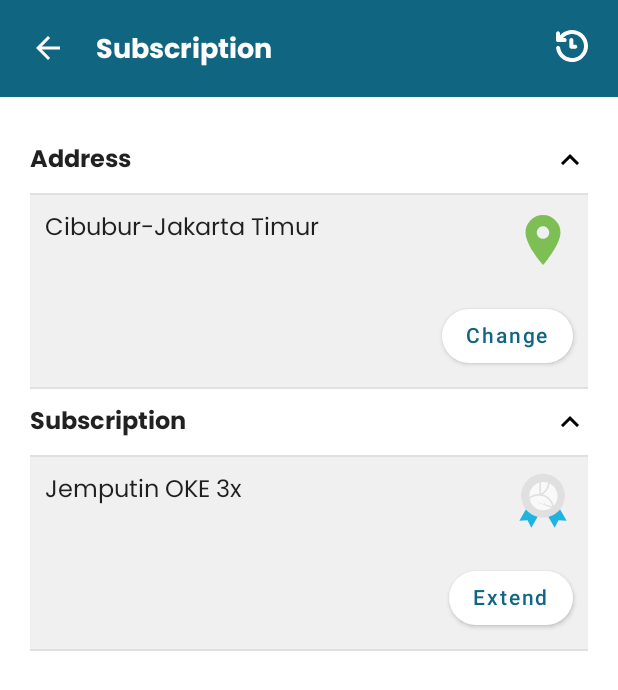
After one commit to Lopniv/Kibumi-JetpackCompose, an Android app built with Jetpack Compose: the composable AddressScreen shown on its own in the app's theme, on a phone screen of 412 x 824 dp. The commit adds this screen. Shown: the top 690 px of the screen. Run offline under Robolectric (Android 15) with nearby library versions, the phone set to English and light mode, and no system bars; our stand-ins replace accompanist.

Commit message:
Update screen address, profile

```diff
--- /dev/null
+++ b/app/src/main/java/com/compose/kibumi/feature/presentation/address/AddressScreen.kt
@@ -0,0 +1,103 @@
+package com.compose.kibumi.feature.presentation.address
+
+import androidx.compose.foundation.Image
+import androidx.compose.foundation.background
+import androidx.compose.foundation.layout.*
+import androidx.compose.foundation.shape.RoundedCornerShape
+import androidx.compose.material.Button
+import androidx.compose.material.ButtonDefaults
+import androidx.compose.material.Divider
+import androidx.compose.material.Text
+import androidx.compose.runtime.Composable
+import androidx.compose.ui.Alignment
+import androidx.compose.ui.Modifier
+import androidx.compose.ui.draw.clip
+import androidx.compose.ui.draw.rotate
+import androidx.compose.ui.graphics.Color
+import androidx.compose.ui.graphics.ColorFilter
+import androidx.compose.ui.res.painterResource
+import androidx.compose.ui.text.font.FontWeight
+import androidx.compose.ui.unit.dp
+import androidx.navigation.NavController
+import com.compose.kibumi.R
+import com.compose.kibumi.feature.presentation.util.TopAppBarGeneral
+import com.compose.kibumi.ui.theme.LocalFontSize
+import com.compose.kibumi.ui.theme.LocalSpacing
+import com.compose.kibumi.ui.theme.THEME_PRIMARY_NORMAL
+import com.compose.kibumi.ui.theme.THEME_TERTIARY_LIGHT
+
+@Composable
+fun AddressScreen(navController: NavController)
+{
+    Column(
+        modifier = Modifier
+            .fillMaxSize()
+    ) {
+        TopAppBarGeneral(
+            navController = navController,
+            stringTitle = "Subscription",
+            includedIconRight = true,
+            iconRight = R.drawable.icon_history)
+        {
+
+        }
+        Spacer(modifier = Modifier.height(LocalSpacing.current.MEDIUM))
+        ItemAddress("Address", "Cibubur-Jakarta Timur", R.drawable.icon_location, "Change")
+        ItemAddress("Subscription", "Jemputin OKE 3x", R.drawable.icon_silver, "Extend")
+    }
+}
+
+@Composable
+fun ItemAddress(
+    title: String,
+    value: String,
+    image: Int,
+    textButton: String)
+{
+    Row(
+        modifier = Modifier
+            .fillMaxWidth()
+            .padding(horizontal = LocalSpacing.current.MEDIUM, vertical = LocalSpacing.current.LITTLE),
+        horizontalArrangement = Arrangement.SpaceBetween
+    ) {
+        Text(text = title, fontWeight = FontWeight.Bold, fontSize = LocalFontSize.current.MEDIUM)
+        Image(
+            modifier = Modifier.rotate(270F),
+            painter = painterResource(id = R.drawable.icon_keyboard_right),
+            contentDescription = "arrow",
+            colorFilter = ColorFilter.tint(Color.Black))
+    }
+    Divider(Modifier.padding(horizontal = LocalSpacing.current.MEDIUM))
+    Column(
+        modifier = Modifier
+            .fillMaxWidth()
+            .padding(horizontal = LocalSpacing.current.MEDIUM)
+            .background(THEME_TERTIARY_LIGHT),
+        horizontalAlignment = Alignment.End
+    ) {
+        Row(
+            modifier = Modifier
+                .fillMaxWidth()
+                .padding(LocalSpacing.current.LITTLE),
+            horizontalArrangement = Arrangement.SpaceBetween
+        ) {
+            Text(text = value)
+            Image(
+                modifier = Modifier
+                    .size(40.dp),
+                painter = painterResource(id = image),
+                contentDescription = "image")
+        }
+        Button(
+            modifier = Modifier
+                .wrapContentWidth()
+                .padding(LocalSpacing.current.LITTLE),
+            colors = ButtonDefaults.buttonColors(backgroundColor = Color.White),
+            shape = RoundedCornerShape(LocalSpacing.current.MEDIUM),
+            onClick = {})
+        {
+            Text(text = textButton, color = THEME_PRIMARY_NORMAL)
+        }
+    }
+    Divider(Modifier.padding(horizontal = LocalSpacing.current.MEDIUM))
+}
--- a/app/src/main/java/com/compose/kibumi/feature/presentation/util/Screen.kt
+++ b/app/src/main/java/com/compose/kibumi/feature/presentation/util/Screen.kt
@@ -9,6 +9,8 @@ sealed class Screen(val route: String)
     object SchedulePickup: Screen("schedule_pickup")
     object WasteSell: Screen("waste_sell")
     object Notification: Screen("notification")
+    object Profile: Screen("profile")
+    object Address: Screen("address")
 
     fun withArgs(vararg args: String): String
     {
--- /dev/null
+++ b/app/src/main/res/drawable/icon_location.xml
@@ -0,0 +1,9 @@
+<vector xmlns:android="http://schemas.android.com/apk/res/android"
+    android:width="24dp"
+    android:height="24dp"
+    android:viewportWidth="24"
+    android:viewportHeight="24">
+  <path
+      android:pathData="M10.219,10.781C10.719,11.25 11.313,11.484 12,11.484C12.688,11.484 13.266,11.25 13.734,10.781C14.234,10.281 14.484,9.688 14.484,9C14.484,8.313 14.234,7.734 13.734,7.266C13.266,6.766 12.688,6.516 12,6.516C11.313,6.516 10.719,6.766 10.219,7.266C9.75,7.734 9.516,8.313 9.516,9C9.516,9.688 9.75,10.281 10.219,10.781ZM7.031,4.078C8.406,2.703 10.063,2.016 12,2.016C13.938,2.016 15.578,2.703 16.922,4.078C18.297,5.422 18.984,7.063 18.984,9C18.984,9.969 18.734,11.078 18.234,12.328C17.766,13.578 17.188,14.75 16.5,15.844C15.813,16.938 15.125,17.969 14.438,18.938C13.781,19.875 13.219,20.625 12.75,21.188L12,21.984C11.813,21.766 11.563,21.484 11.25,21.141C10.938,20.766 10.375,20.047 9.563,18.984C8.75,17.891 8.031,16.844 7.406,15.844C6.813,14.813 6.266,13.656 5.766,12.375C5.266,11.094 5.016,9.969 5.016,9C5.016,7.063 5.688,5.422 7.031,4.078Z"
+      android:fillColor="#7EBF55"/>
+</vector>
```
Also changed, not shown: app/src/main/java/com/compose/kibumi/feature/MainActivity.kt (+21 -2 lines), app/src/main/java/com/compose/kibumi/feature/presentation/profile/ProfileScreen.kt (added, +57 -0 lines), app/src/main/java/com/compose/kibumi/feature/presentation/util/BottomNavigationBar.kt (+22 -0 lines).
